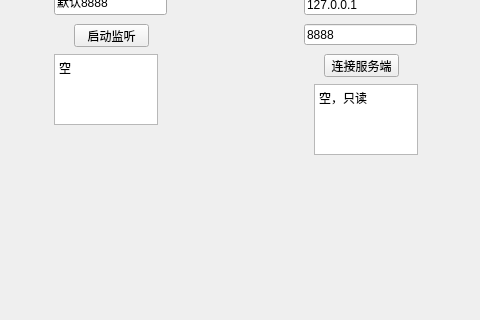
xuchang1025/Qt-LanTransfer, file mainwindow.ui: the form before one commit; both pictures show x 176 to 656 and y 166 to 486 of the 800 by 600 pixel window.
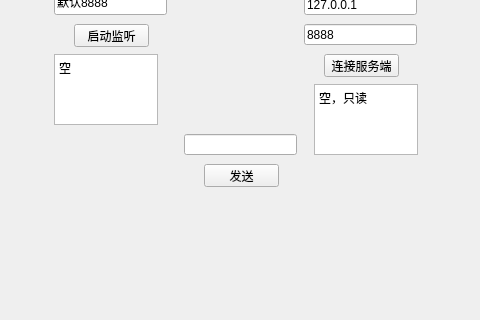
The form after the commit.

Patch:
```diff
--- a/mainwindow.ui
+++ b/mainwindow.ui
@@ -125,6 +125,29 @@
 &lt;p style=&quot; margin-top:0px; margin-bottom:0px; margin-left:0px; margin-right:0px; -qt-block-indent:0; text-indent:0px;&quot;&gt;空，只读&lt;/p&gt;&lt;/body&gt;&lt;/html&gt;</string>
     </property>
    </widget>
+   <widget class="QLineEdit" name="messageLineEdit">
+    <property name="geometry">
+     <rect>
+      <x>360</x>
+      <y>300</y>
+      <width>113</width>
+      <height>21</height>
+     </rect>
+    </property>
+   </widget>
+   <widget class="QPushButton" name="sendButton">
+    <property name="geometry">
+     <rect>
+      <x>380</x>
+      <y>330</y>
+      <width>75</width>
+      <height>23</height>
+     </rect>
+    </property>
+    <property name="text">
+     <string>发送</string>
+    </property>
+   </widget>
   </widget>
   <widget class="QMenuBar" name="menubar">
    <property name="geometry">
```
